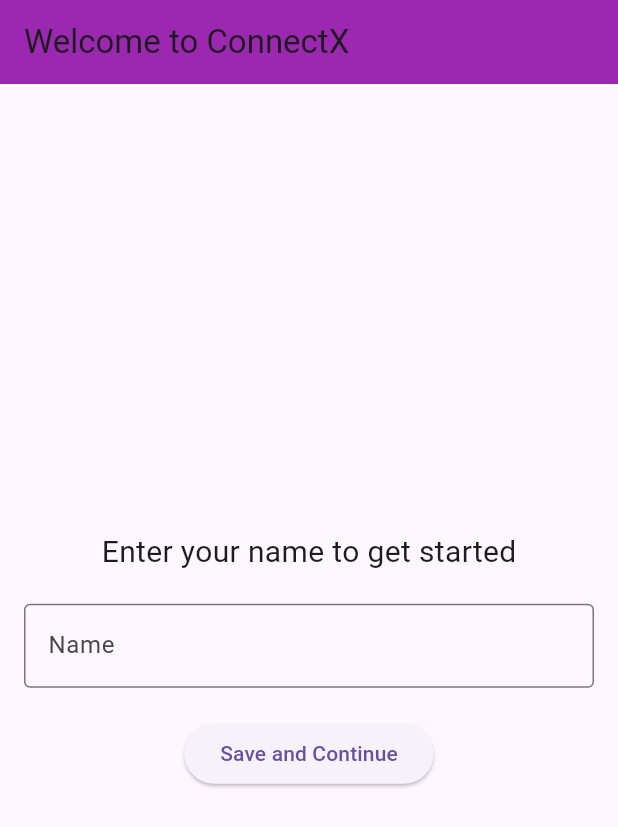
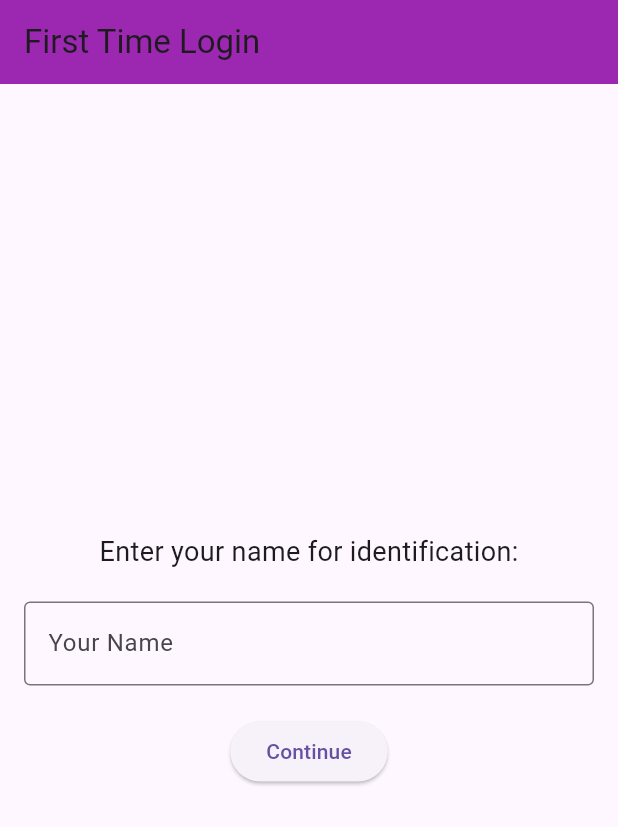
Before and after one commit to Socrates310/test_app, a Flutter app: the screen it shows after launch, on a phone screen of 412 x 824 dp. Shown: the top 827 px of the screen. Run offline on Flutter 3.47's test engine with Material 3 defaults, Android fonts, the phone set to English and light mode, and no system bars; our stand-ins replace audioplayers, shared_preferences.

```diff
--- a/lib/first_time_login.dart
+++ b/lib/first_time_login.dart
@@ -1,6 +1,6 @@
 import 'package:flutter/material.dart';
 import 'package:shared_preferences/shared_preferences.dart';
-import 'home_page.dart';
+import 'my_home_page.dart';
 
 class FirstTimeLoginPage extends StatefulWidget {
   const FirstTimeLoginPage({super.key});
@@ -12,46 +12,49 @@ class FirstTimeLoginPage extends StatefulWidget {
 class _FirstTimeLoginPageState extends State<FirstTimeLoginPage> {
   final TextEditingController _nameController = TextEditingController();
 
-  // Save name and update first-time flag
-  void _saveName() async {
+  Future<void> _saveUserName() async {
     final SharedPreferences prefs = await SharedPreferences.getInstance();
     await prefs.setString('userName', _nameController.text);
-    await prefs.setBool('isFirstTime', false); // Mark the first-time setup as complete
+    await prefs.setBool('isFirstTime', false);
 
-    // Navigate to the home page
-    Navigator.pushReplacement(
-      context,
-      MaterialPageRoute(builder: (context) => const MyHomePage(title: 'ConnectX')),
-    );
+    // Navigate to home after saving
+    if (mounted) {
+      Navigator.pushReplacement(
+        context,
+        MaterialPageRoute(
+          builder: (context) => const MyHomePage(title: 'ConnectX'),
+        ),
+      );
+    }
   }
 
   @override
   Widget build(BuildContext context) {
     return Scaffold(
       appBar: AppBar(
-        title: const Text('Welcome to ConnectX'),
+        title: const Text('First Time Login'),
       ),
       body: Padding(
         padding: const EdgeInsets.all(16.0),
         child: Column(
           mainAxisAlignment: MainAxisAlignment.center,
-          children: <Widget>[
+          children: [
             const Text(
-              'Enter your name to get started',
-              style: TextStyle(fontSize: 20),
+              'Enter your name for identification:',
+              style: TextStyle(fontSize: 18),
             ),
             const SizedBox(height: 20),
             TextField(
               controller: _nameController,
               decoration: const InputDecoration(
-                labelText: 'Name',
                 border: OutlineInputBorder(),
+                labelText: 'Your Name',
               ),
             ),
             const SizedBox(height: 20),
             ElevatedButton(
-              onPressed: _saveName,
-              child: const Text('Save and Continue'),
+              onPressed: _saveUserName,
+              child: const Text('Continue'),
             ),
           ],
         ),
--- a/lib/main.dart
+++ b/lib/main.dart
@@ -1,16 +1,15 @@
 import 'package:flutter/material.dart';
 import 'package:shared_preferences/shared_preferences.dart';
 import 'first_time_login.dart';
-import 'home_page.dart';
+import 'my_home_page.dart';
 
 void main() async {
   WidgetsFlutterBinding.ensureInitialized();
+
   final SharedPreferences prefs = await SharedPreferences.getInstance();
+  bool isFirstTime = prefs.getBool('isFirstTime') ?? true;
 
-  // Check if the app is launched for the first time
-  final bool isFirstTime = prefs.getBool('isFirstTime') ?? true;
-
-  runApp(const MyApp(isFirstTime: true));
+  runApp(MyApp(isFirstTime: isFirstTime));
 }
 
 class MyApp extends StatelessWidget {
@@ -32,8 +31,9 @@ class MyApp extends StatelessWidget {
           bodyMedium: TextStyle(fontSize: 16, fontFamily: 'Roboto'),
         ),
       ),
-      // Navigate to the appropriate page based on the first-time flag
-      home: isFirstTime ? const FirstTimeLoginPage() : const MyHomePage(title: 'ConnectX'),
+      home: isFirstTime
+          ? const FirstTimeLoginPage()
+          : const MyHomePage(title: 'ConnectX'),
     );
   }
 }
--- a/pubspec.yaml
+++ b/pubspec.yaml
@@ -2,7 +2,7 @@ name: test_app
 description: "A new Flutter project."
 publish_to: 'none'
 
-version: 0.3.2+7
+version: 0.4.0+8
 
 environment:
   sdk: ^3.6.0
```
Also changed, not shown: lib/my_home_page.dart (renamed from lib/home_page.dart, +13 -18 lines), 2 other files.
